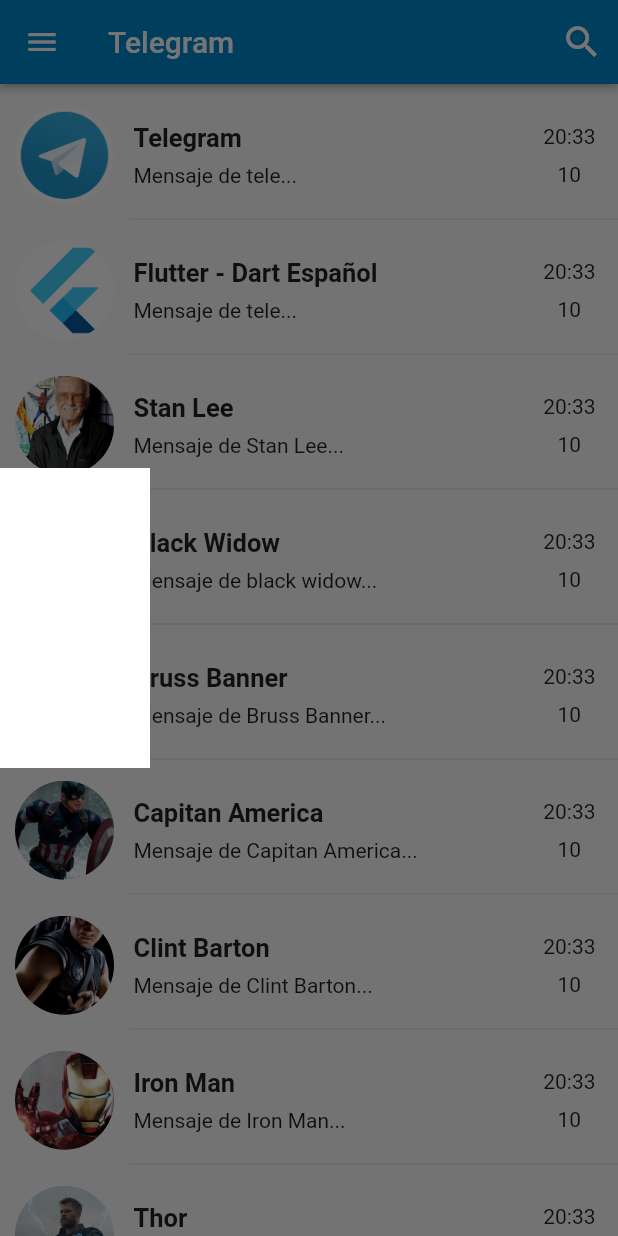
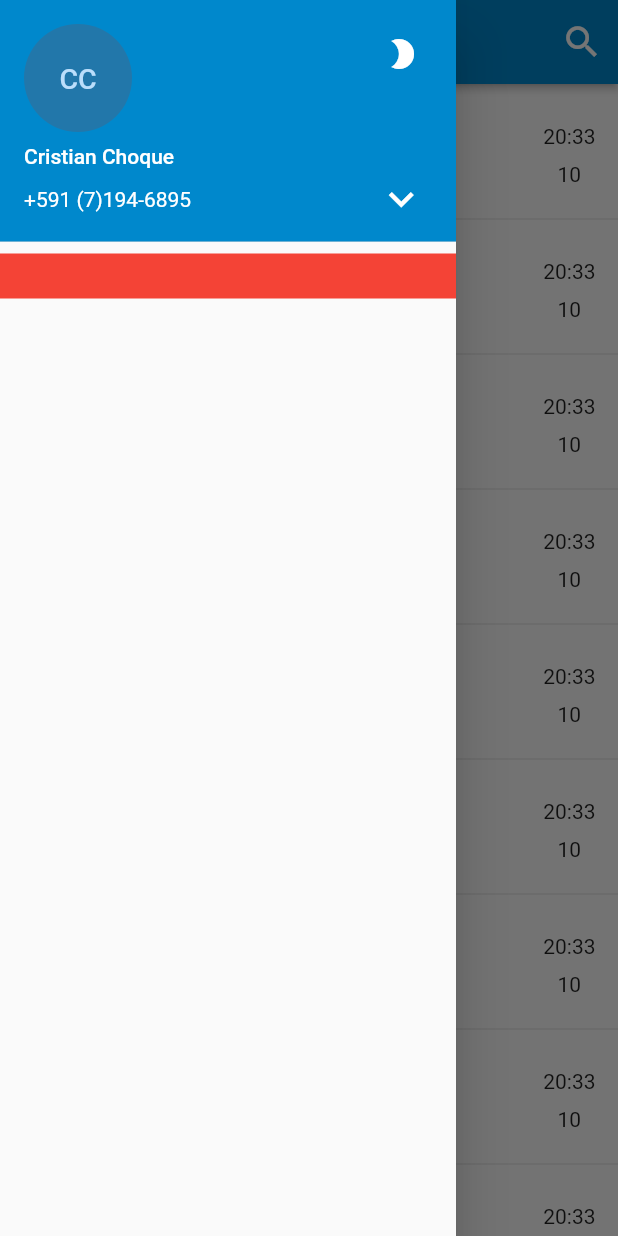
Before and after one commit to cristianfchq/RetoFlutter, a Flutter app: the screen it shows after launch, with the side drawer open, on a phone screen of 412 x 824 dp. Run offline on Flutter 3.47's test engine with Material 2 defaults, Android fonts, the phone set to English and light mode, and no system bars.

```diff
--- a/lib/screens/principalScreen.dart
+++ b/lib/screens/principalScreen.dart
@@ -21,27 +21,33 @@ class _PrincipalScreenState extends State<PrincipalScreen> {
       child: ListView(
         children: <Widget>[
           // _myListOfTelegram("rutaImage","nombreGrupo o nombreContacto","nombreUsuario y mensaje(dividirlo en dos)","hora","cantidad mendajes no leidos"),
-          _myListOfTelegram("assets/img/telegram.png", "Telegram", "Mensaje de tele...", "20:33", 10),
+          _myListOfTelegram("assets/img/telegram.png", "Telegram",
+              "Mensaje de tele...", "20:33", 10),
           _myDivider(),
-          _myListOfTelegram("assets/img/flutter.png", "Flutter - Dart Español", "Mensaje de tele...", "20:33", 10),
+          _myListOfTelegram("assets/img/flutter.png", "Flutter - Dart Español",
+              "Mensaje de tele...", "20:33", 10),
           _myDivider(),
-          _myListOfTelegram("assets/img/stan_lee.jpg", "Stan Lee", "Mensaje de Stan Lee...", "20:33", 10),
+          _myListOfTelegram("assets/img/stan_lee.jpg", "Stan Lee",
+              "Mensaje de Stan Lee...", "20:33", 10),
           _myDivider(),
-
-          _myListOfTelegram("assets/img/black_widow.jpg", "Black Widow", "Mensaje de black widow...", "20:33", 10),
+          _myListOfTelegram("assets/img/black_widow.jpg", "Black Widow",
+              "Mensaje de black widow...", "20:33", 10),
           _myDivider(),
-
-          _myListOfTelegram("assets/img/brus_banner.jpg", "Bruss Banner", "Mensaje de Bruss Banner...", "20:33", 10),
+          _myListOfTelegram("assets/img/brus_banner.jpg", "Bruss Banner",
+              "Mensaje de Bruss Banner...", "20:33", 10),
           _myDivider(),
-          _myListOfTelegram("assets/img/capitan_america.jpg", "Capitan America", "Mensaje de Capitan America...", "20:33", 10),
+          _myListOfTelegram("assets/img/capitan_america.jpg", "Capitan America",
+              "Mensaje de Capitan America...", "20:33", 10),
           _myDivider(),
-          _myListOfTelegram("assets/img/clint_barton.jpg", "Clint Barton", "Mensaje de Clint Barton...", "20:33", 10),
+          _myListOfTelegram("assets/img/clint_barton.jpg", "Clint Barton",
+              "Mensaje de Clint Barton...", "20:33", 10),
           _myDivider(),
-          _myListOfTelegram("assets/img/iron_man.jpg", "Iron Man", "Mensaje de Iron Man...", "20:33", 10),
+          _myListOfTelegram("assets/img/iron_man.jpg", "Iron Man",
+              "Mensaje de Iron Man...", "20:33", 10),
           _myDivider(),
-          _myListOfTelegram("assets/img/thor.jpg", "Thor", "Mensaje de Thor...", "20:33", 10),
+          _myListOfTelegram(
+              "assets/img/thor.jpg", "Thor", "Mensaje de Thor...", "20:33", 10),
           _myDivider(),
-
         ],
       ),
     );
@@ -65,7 +71,8 @@ class _PrincipalScreenState extends State<PrincipalScreen> {
     );
   }
 
-  Widget _myListOfTelegram(String rutaImagen, String nombreTitulo, String mensaje, String hora, int cantidadMensajes) {
+  Widget _myListOfTelegram(String rutaImagen, String nombreTitulo,
+      String mensaje, String hora, int cantidadMensajes) {
     return Padding(
       padding: const EdgeInsets.only(left: 10, right: 10, top: 5),
       child: Container(
@@ -97,7 +104,8 @@ class _PrincipalScreenState extends State<PrincipalScreen> {
     );
   }
 
-  Widget _nameAndTime(String nombreTitulo, String mensaje, String hora, int cantidadMensajes) {
+  Widget _nameAndTime(
+      String nombreTitulo, String mensaje, String hora, int cantidadMensajes) {
     return Container(
       width: MediaQuery.of(context).size.width - 20 - 66,
       height: 50,
@@ -131,10 +139,51 @@ class _PrincipalScreenState extends State<PrincipalScreen> {
   }
 
   Widget _myDrawer() {
+    return Drawer(
+      child: ListView(
+        children: <Widget>[
+          _headDrawer(),
+          _body1Drawer(),
+        ],
+      ),
+    );
+  }
+
+  Widget _body1Drawer(){
     return Container(
-      height: 200,
-      width: 100,
-      color: Colors.white,
+      height: 30,
+      color: Colors.red,
+    );
+  }
+
+  Widget _headDrawer() {
+    return UserAccountsDrawerHeader(
+      accountName: Text("Cristian Choque"),
+      accountEmail: Padding(
+        padding: const EdgeInsets.only(right: 20),
+        child: Row(
+          mainAxisAlignment: MainAxisAlignment.spaceBetween,
+          children: <Widget>[
+            Text("+591 (7)194-6895"),
+            Icon(Icons.expand_more, size: 33, color: Colors.white)
+          ],
+        ),
+      ),
+      currentAccountPicture: CircleAvatar(
+        backgroundColor: Color(0xFF2277AA),
+        child: Text(
+          "CC",
+          style: TextStyle(fontSize: 19, fontWeight: FontWeight.w500),
+        ),
+      ),
+      otherAccountsPictures: <Widget>[
+        Container(
+          child: Icon(Icons.brightness_2, color: Colors.white),
+        ),
+      ],
+      decoration: BoxDecoration(
+        color: Color(0xFF0088CC),
+      ),
     );
   }
 
```
